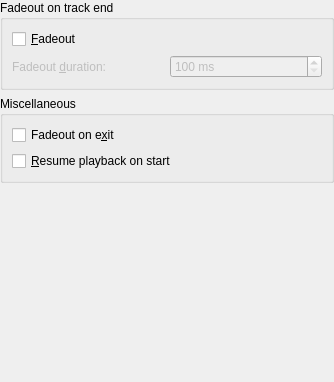
Above: src/configdialog/dialogs/PlaybackConfig.ui from KDE/amarok before the change. Below: the same form after it.
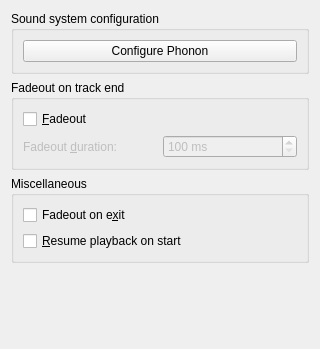
That is the form after the change.

Commit message:
I proudly present to you: Integrated Phonon configuration in Amarok :)
This mini patch makes it possible to configure the Phonon multimedia
component (including backends) directly from Amarok. Simply go to the
config dialog, then Playback, then click "Configure Phonon".

Sorry for breaking the "soft feature freeze", but I think this is
totally worth it, as it greatly improves usability.

What changed in the file:
```diff
--- a/src/configdialog/dialogs/PlaybackConfig.ui
+++ b/src/configdialog/dialogs/PlaybackConfig.ui
@@ -1,25 +1,38 @@
 <ui version="4.0" >
  <class>PlaybackConfig</class>
- <widget class="QWidget" name="PlaybackConfig" >
-  <property name="geometry" >
+ <widget class="QWidget" name="PlaybackConfig">
+  <property name="geometry">
    <rect>
     <x>0</x>
     <y>0</y>
-    <width>334</width>
-    <height>382</height>
+    <width>320</width>
+    <height>349</height>
    </rect>
   </property>
-  <layout class="QGridLayout" name="gridLayout_2" >
-   <property name="margin" >
-    <number>0</number>
-   </property>
-   <item row="0" column="0" >
-    <widget class="QGroupBox" name="opt_crossfade_2" >
-     <property name="whatsThis" >
-      <string>&lt;b>Quit Behavior&lt;/b>
-&lt;p>On exit, Amarok can slowly fade the volume of the playing track (which is configurable), or stop playback immediately.&lt;/p></string>
+  <layout class="QVBoxLayout" name="verticalLayout_2">
+   <item>
+    <widget class="QGroupBox" name="groupBox_2">
+     <property name="title">
+      <string>Sound system configuration</string>
      </property>
-     <property name="title" >
+     <layout class="QVBoxLayout" name="verticalLayout">
+      <item>
+       <widget class="QPushButton" name="pushButtonPhonon">
+        <property name="text">
+         <string>Configure Phonon</string>
+        </property>
+       </widget>
+      </item>
+     </layout>
+    </widget>
+   </item>
+   <item>
+    <widget class="QGroupBox" name="opt_crossfade_2">
+     <property name="whatsThis">
+      <string>&lt;b&gt;Quit Behavior&lt;/b&gt;
+&lt;p&gt;On exit, Amarok can slowly fade the volume of the playing track (which is configurable), or stop playback immediately.&lt;/p&gt;</string>
+     </property>
+     <property name="title">
       <string>Fadeout on track end</string>
      </property>
      <layout class="QGridLayout" name="gridLayout" >
@@ -71,9 +84,9 @@
      </layout>
     </widget>
    </item>
-   <item row="1" column="0" >
-    <widget class="QGroupBox" name="groupBox" >
-     <property name="title" >
+   <item>
+    <widget class="QGroupBox" name="groupBox">
+     <property name="title">
       <string>Miscellaneous</string>
      </property>
      <layout class="QGridLayout" name="gridLayout_3" >
@@ -100,9 +113,9 @@
      </layout>
     </widget>
    </item>
-   <item row="2" column="0" >
-    <spacer name="verticalSpacer" >
-     <property name="orientation" >
+   <item>
+    <spacer name="verticalSpacer">
+     <property name="orientation">
       <enum>Qt::Vertical</enum>
      </property>
      <property name="sizeHint" stdset="0" >
```
Left out of the diff: 69 changed lines with no effect on the pictures. The commit also changes 2 other files.
